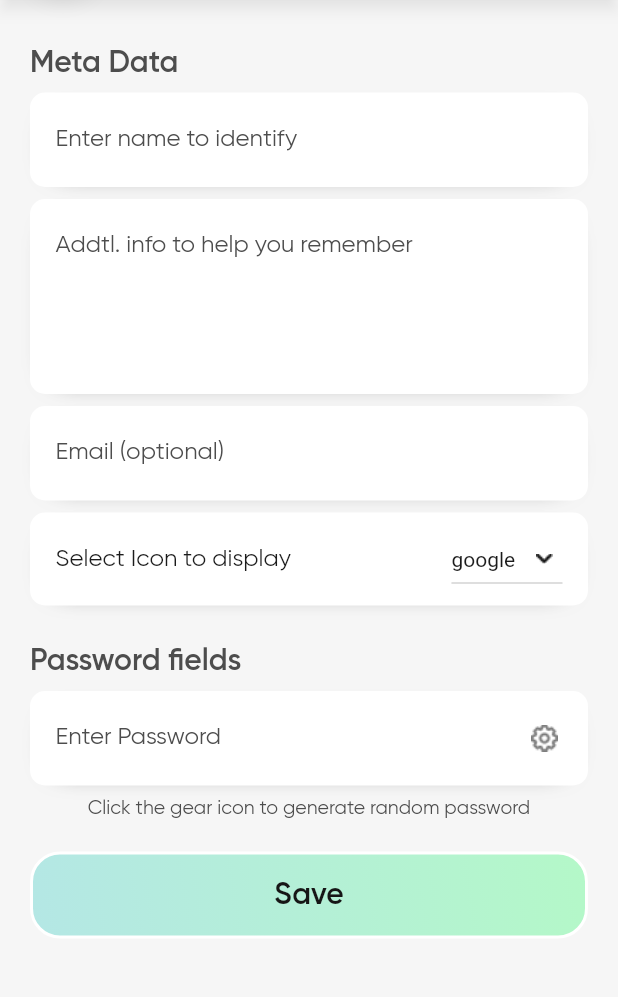
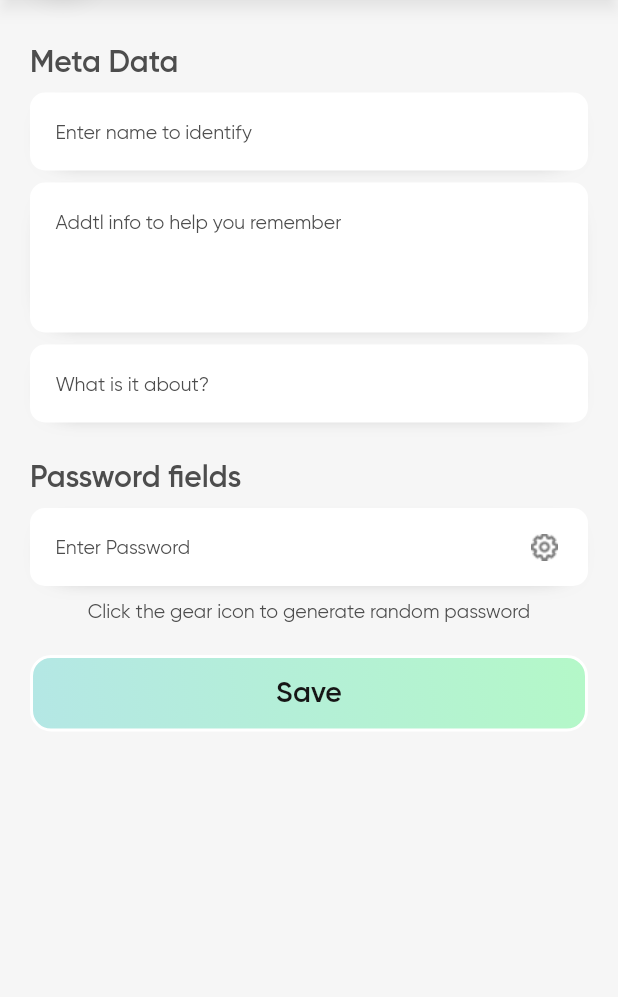
Before and after one commit to Bit-Store-repo/FrontEnd, a Flutter app: the newEditPassword screen opened by its route, on a phone screen of 412 x 824 dp, the part 113-1110 px from its top. Run offline on Flutter 3.47's test engine with Material 2 defaults, Android fonts, the phone set to English and light mode, and no system bars; our stand-ins replace hive, hive_flutter, image_picker, modal_bottom_sheet; missing offline and left inert: encrypt, mongo_dart; accounts and stored records are empty; network calls fail.

Commit message:
update: design changes 4/4 and minor refresh changes

```diff
--- a/lib/account_pages/checkPassword.dart
+++ b/lib/account_pages/checkPassword.dart
@@ -188,7 +188,7 @@ class _checkPasswordState extends State<checkPassword> {
                         hintText: 'Password',
                         hintStyle: TextStyle(
                           fontFamily: 'gilroy',
-                          fontWeight: FontWeight.w500,
+                          fontWeight: FontWeight.w400,
                           fontSize: 13,
                           color: Color.fromRGBO(77, 77, 77, 1),
                         ),
--- a/lib/home_screens/widgets/newEditPassword.dart
+++ b/lib/home_screens/widgets/newEditPassword.dart
@@ -185,15 +185,14 @@ class _newEditPasswordState extends State<newEditPassword> {
                         child: TextFormField(
                           controller: nameController,
                           decoration: InputDecoration(
-                            border: InputBorder.none,
-                            label: Text(
-                              'Enter name to identify',
-                              style: TextStyle(
+                            hintText: 'Enter name to identify',
+                            hintStyle: TextStyle(
                               fontFamily: 'gilroy',
                               fontWeight: FontWeight.w400,
-                                  fontSize: 16,
-                                  color: Color.fromRGBO(77, 77, 77, 1)),
+                              fontSize: 13,
+                              color: Color.fromRGBO(77, 77, 77, 1),
                             ),
+                            border: InputBorder.none,
                           ),
                         ),
                       ),
@@ -204,7 +203,7 @@ class _newEditPasswordState extends State<newEditPassword> {
                       height: 8,
                     ),
                     Container(
-                        height: 130,
+                        height: 100,
                         width: double.infinity,
                         decoration: BoxDecoration(
                           boxShadow: [
@@ -235,16 +234,15 @@ class _newEditPasswordState extends State<newEditPassword> {
                                     TextFormField(
                                       controller: aboutController,
                                       decoration: InputDecoration(
-                                        border: InputBorder.none,
-                                        label: Text(
-                                          'Addtl. info to help you remember',
-                                          style: TextStyle(
+                                        hintText:
+                                            'Addtl info to help you remember',
+                                        hintStyle: TextStyle(
                                           fontFamily: 'gilroy',
                                           fontWeight: FontWeight.w400,
-                                              fontSize: 16,
-                                              color: Color.fromRGBO(
-                                                  77, 77, 77, 1)),
+                                          fontSize: 13,
+                                          color: Color.fromRGBO(77, 77, 77, 1),
                                         ),
+                                        border: InputBorder.none,
                                       ),
                                     ),
                                   ],
@@ -259,6 +257,7 @@ class _newEditPasswordState extends State<newEditPassword> {
                       height: 8,
                     ),
                     Container(
+                        height: 52,
                         width: double.infinity,
                         decoration: BoxDecoration(
                           boxShadow: [
@@ -289,16 +288,14 @@ class _newEditPasswordState extends State<newEditPassword> {
                                     TextFormField(
                                       controller: emailController,
                                       decoration: InputDecoration(
-                                        border: InputBorder.none,
-                                        label: Text(
-                                          'Email (optional)',
-                                          style: TextStyle(
+                                        hintText: 'What is it about?',
+                                        hintStyle: TextStyle(
                                           fontFamily: 'gilroy',
                                           fontWeight: FontWeight.w400,
-                                              fontSize: 16,
-                                              color: Color.fromRGBO(
-                                                  77, 77, 77, 1)),
+                                          fontSize: 13,
+                                          color: Color.fromRGBO(77, 77, 77, 1),
                                         ),
+                                        border: InputBorder.none,
                                       ),
                                     ),
                                   ],
@@ -309,79 +306,79 @@ class _newEditPasswordState extends State<newEditPassword> {
                         )),
 
                     //  Icon to display
-                    SizedBox(
-                      height: 8,
-                    ),
-                    Container(
-                        width: double.infinity,
-                        decoration: BoxDecoration(
-                          boxShadow: [
-                            BoxShadow(
-                              color: Color.fromRGBO(35, 35, 35, 0.8),
-                              offset: const Offset(
-                                0,
-                                4,
-                              ),
-                              blurRadius: 14,
-                              spreadRadius: -15,
-                            ),
-                          ],
-                          border: Border.all(color: Colors.white, width: 2),
-                          borderRadius: BorderRadius.circular(10),
-                          color: Colors.white,
-                        ),
-                        child: Padding(
-                          padding: const EdgeInsets.fromLTRB(15, 5, 15, 5),
-                          child: Row(
-                            mainAxisAlignment: MainAxisAlignment.spaceAround,
-                            children: [
-                              Expanded(
-                                flex: 8,
-                                child: Text(
-                                  'Select Icon to display',
-                                  style: TextStyle(
-                                    fontFamily: 'gilroy',
-                                    fontWeight: FontWeight.w400,
-                                    fontSize: 16,
-                                    color: Color.fromRGBO(27, 27, 27, 1),
-                                  ),
-                                ),
-                              ),
-                              Expanded(
-                                flex: 3,
-                                child: Column(
-                                  crossAxisAlignment: CrossAxisAlignment.end,
-                                  mainAxisAlignment: MainAxisAlignment.start,
-                                  children: [
-                                    DropdownButton<String>(
-                                      value: dropdownValue,
-                                      icon: ImageIcon(
-                                        AssetImage("assets/icons/down.png"),
-                                        color: Color.fromRGBO(27, 27, 27, 1),
-                                      ),
-                                      elevation: 16,
-                                      style: const TextStyle(
-                                          color: Color.fromRGBO(27, 27, 27, 1)),
-                                      onChanged: (dynamic? newValue) {
-                                        setState(() {
-                                          dropdownValue = newValue;
-                                        });
-                                      },
-                                      items: icons
-                                          .map<DropdownMenuItem<String>>(
-                                              (dynamic value) {
-                                        return DropdownMenuItem<String>(
-                                          value: value,
-                                          child: Text(value),
-                                        );
-                                      }).toList(),
-                                    ),
-                                  ],
-                                ),
-                              ),
-                            ],
-                          ),
-                        )),
+                    // SizedBox(
+                    //   height: 8,
+                    // ),
+                    // Container(
+                    //     width: double.infinity,
+                    //     decoration: BoxDecoration(
+                    //       boxShadow: [
+                    //         BoxShadow(
+                    //           color: Color.fromRGBO(35, 35, 35, 0.8),
+                    //           offset: const Offset(
+                    //             0,
+                    //             4,
+                    //           ),
+                    //           blurRadius: 14,
+                    //           spreadRadius: -15,
+                    //         ),
+                    //       ],
+                    //       border: Border.all(color: Colors.white, width: 2),
+                    //       borderRadius: BorderRadius.circular(10),
+                    //       color: Colors.white,
+                    //     ),
+                    //     child: Padding(
+                    //       padding: const EdgeInsets.fromLTRB(15, 5, 15, 5),
+                    //       child: Row(
+                    //         mainAxisAlignment: MainAxisAlignment.spaceAround,
+                    //         children: [
+                    //           Expanded(
+                    //             flex: 8,
+                    //             child: Text(
+                    //               'Select Icon to display',
+                    //               style: TextStyle(
+                    //                 fontFamily: 'gilroy',
+                    //                 fontWeight: FontWeight.w400,
+                    //                 fontSize: 16,
+                    //                 color: Color.fromRGBO(27, 27, 27, 1),
+                    //               ),
+                    //             ),
+                    //           ),
+                    //           Expanded(
+                    //             flex: 3,
+                    //             child: Column(
+                    //               crossAxisAlignment: CrossAxisAlignment.end,
+                    //               mainAxisAlignment: MainAxisAlignment.start,
+                    //               children: [
+                    //                 DropdownButton<String>(
+                    //                   value: dropdownValue,
+                    //                   icon: ImageIcon(
+                    //                     AssetImage("assets/icons/down.png"),
+                    //                     color: Color.fromRGBO(27, 27, 27, 1),
+                    //                   ),
+                    //                   elevation: 16,
+                    //                   style: const TextStyle(
+                    //                       color: Color.fromRGBO(27, 27, 27, 1)),
+                    //                   onChanged: (dynamic? newValue) {
+                    //                     setState(() {
+                    //                       dropdownValue = newValue;
+                    //                     });
+                    //                   },
+                    //                   items: icons
+                    //                       .map<DropdownMenuItem<String>>(
+                    //                           (dynamic value) {
+                    //                     return DropdownMenuItem<String>(
+                    //                       value: value,
+                    //                       child: Text(value),
+                    //                     );
+                    //                   }).toList(),
+                    //                 ),
+                    //               ],
+                    //             ),
+                    //           ),
+                    //         ],
+                    //       ),
+                    //     )),
 
                     SizedBox(
                       height: 25,
@@ -401,6 +398,7 @@ class _newEditPasswordState extends State<newEditPassword> {
                       height: 8,
                     ),
                     Container(
+                        height: 52,
                         width: double.infinity,
                         decoration: BoxDecoration(
                           boxShadow: [
@@ -430,16 +428,14 @@ class _newEditPasswordState extends State<newEditPassword> {
                                     TextFormField(
                                       controller: passwordController,
                                       decoration: InputDecoration(
-                                        border: InputBorder.none,
-                                        label: Text(
-                                          'Enter Password',
-                                          style: TextStyle(
+                                        hintText: 'Enter Password',
+                                        hintStyle: TextStyle(
                                           fontFamily: 'gilroy',
                                           fontWeight: FontWeight.w400,
-                                              fontSize: 16,
-                                              color: Color.fromRGBO(
-                                                  77, 77, 77, 1)),
+                                          fontSize: 13,
+                                          color: Color.fromRGBO(77, 77, 77, 1),
                                         ),
+                                        border: InputBorder.none,
                                       ),
                                     ),
                                   ],
@@ -471,7 +467,7 @@ class _newEditPasswordState extends State<newEditPassword> {
                           ),
                         )),
                     SizedBox(
-                      height: 8,
+                      height: 10,
                     ),
                     Center(
                       child: Text(
@@ -582,10 +578,11 @@ class _newEditPasswordState extends State<newEditPassword> {
                         }
                       },
                       child: Container(
+                        height: 51,
                         width: double.infinity,
                         decoration: BoxDecoration(
                           border: Border.all(color: Colors.white, width: 2),
-                          borderRadius: BorderRadius.circular(20),
+                          borderRadius: BorderRadius.circular(14),
                           gradient: LinearGradient(
                             colors: [
                               Color.fromRGBO(180, 231, 229, 1),
@@ -596,14 +593,14 @@ class _newEditPasswordState extends State<newEditPassword> {
                           ),
                         ),
                         child: Padding(
-                          padding: const EdgeInsets.fromLTRB(20.0, 15, 20, 15),
+                          padding: const EdgeInsets.fromLTRB(20.0, 0, 20, 0),
                           child: Center(
                             child: Text(
                               'Save',
                               style: TextStyle(
                                 fontFamily: 'gilroy',
                                 fontWeight: FontWeight.w600,
-                                fontSize: 20,
+                                fontSize: 19,
                                 color: Color.fromRGBO(22, 22, 22, 1),
                               ),
                             ),
--- a/lib/onboarding_pages/login.dart
+++ b/lib/onboarding_pages/login.dart
@@ -152,7 +152,7 @@ class _login_screenState extends State<login_screen> {
                         hintText: 'Email',
                         hintStyle: TextStyle(
                           fontFamily: 'gilroy',
-                          fontWeight: FontWeight.w500,
+                          fontWeight: FontWeight.w400,
                           fontSize: 13,
                           color: Color.fromRGBO(77, 77, 77, 1),
                         ),
@@ -190,7 +190,7 @@ class _login_screenState extends State<login_screen> {
                         hintText: 'Password',
                         hintStyle: TextStyle(
                           fontFamily: 'gilroy',
-                          fontWeight: FontWeight.w500,
+                          fontWeight: FontWeight.w400,
                           fontSize: 13,
                           color: Color.fromRGBO(77, 77, 77, 1),
                         ),
--- a/lib/onboarding_pages/register.dart
+++ b/lib/onboarding_pages/register.dart
@@ -147,7 +147,7 @@ class _registerState extends State<register> {
                         hintText: 'Email',
                         hintStyle: TextStyle(
                           fontFamily: 'gilroy',
-                          fontWeight: FontWeight.w500,
+                          fontWeight: FontWeight.w400,
                           fontSize: 13,
                           color: Color.fromRGBO(77, 77, 77, 1),
                         ),
@@ -185,7 +185,7 @@ class _registerState extends State<register> {
                         hintText: 'Password',
                         hintStyle: TextStyle(
                           fontFamily: 'gilroy',
-                          fontWeight: FontWeight.w500,
+                          fontWeight: FontWeight.w400,
                           fontSize: 13,
                           color: Color.fromRGBO(77, 77, 77, 1),
                         ),
--- a/lib/onboarding_pages/verifyMail.dart
+++ b/lib/onboarding_pages/verifyMail.dart
@@ -183,7 +183,7 @@ class _verifyMailState extends State<verifyMail> {
                         hintText: 'Enter OTP',
                         hintStyle: TextStyle(
                           fontFamily: 'gilroy',
-                          fontWeight: FontWeight.w500,
+                          fontWeight: FontWeight.w400,
                           fontSize: 13,
                           color: Color.fromRGBO(77, 77, 77, 1),
                         ),
```
Also changed, not shown: lib/account_pages/changeMail.dart (+6 -4 lines), lib/account_pages/changePassword.dart (+6 -4 lines), lib/account_pages/editAccount.dart (+11 -3 lines), lib/home_screens/homeScreen.dart (+45 -1 lines), lib/home_screens/widgets/folders.dart (+6 -5 lines), lib/home_screens/widgets/newEditFolder.dart (+95 -95 lines), lib/home_screens/widgets/passwords.dart (+49 -4 lines), assets/icons/cloud.png (added), assets/icons/folderLock.png (added), 4 other files. Lines whose indentation alone changed are shown as unchanged.
